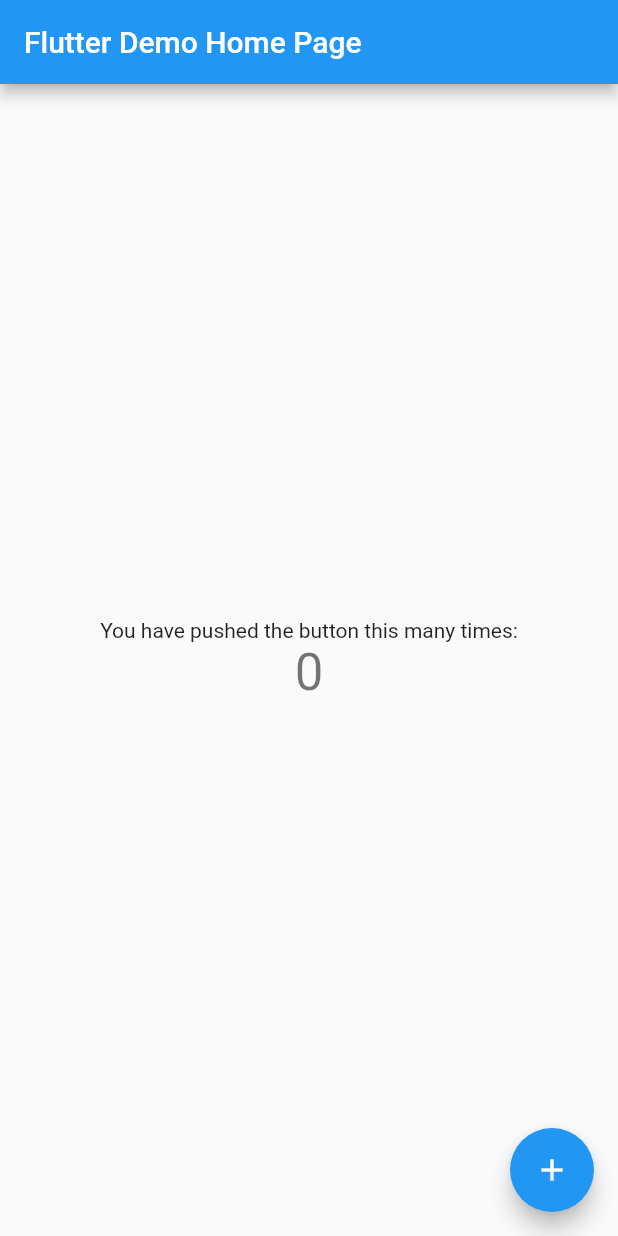
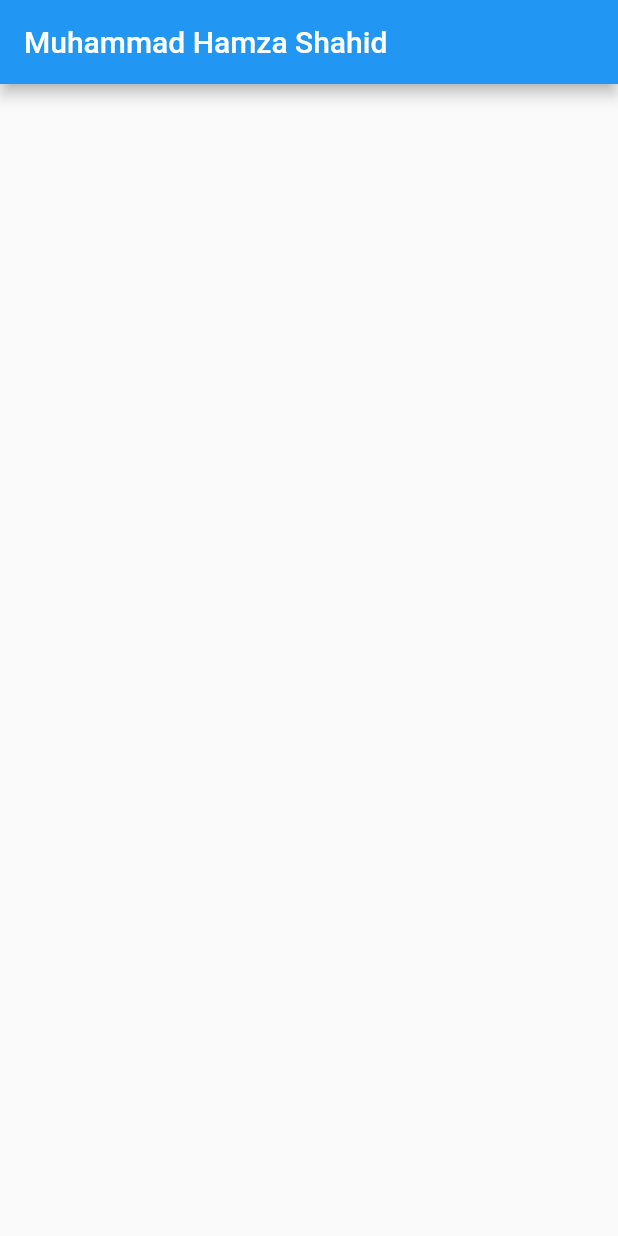
Before and after one commit to muhammad-hamza-shahid/mi_card_flutter_app, a Flutter app: the screen it shows after launch, on a phone screen of 412 x 824 dp. Run offline on Flutter 3.47's test engine with Material 2 defaults, Android fonts, the phone set to English and light mode, and no system bars.

Commit message:
added stateless widget

```diff
--- a/lib/main.dart
+++ b/lib/main.dart
@@ -1,117 +1,18 @@
 import 'package:flutter/material.dart';
 
 void main() {
-  runApp(MyApp());
+  runApp(myApp());
 }
 
-class MyApp extends StatelessWidget {
-  // This widget is the root of your application.
+class myApp extends StatelessWidget {
   @override
   Widget build(BuildContext context) {
     return MaterialApp(
-      title: 'Flutter Demo',
-      theme: ThemeData(
-        // This is the theme of your application.
-        //
-        // Try running your application with "flutter run". You'll see the
-        // application has a blue toolbar. Then, without quitting the app, try
-        // changing the primarySwatch below to Colors.green and then invoke
-        // "hot reload" (press "r" in the console where you ran "flutter run",
-        // or simply save your changes to "hot reload" in a Flutter IDE).
-        // Notice that the counter didn't reset back to zero; the application
-        // is not restarted.
-        primarySwatch: Colors.blue,
-        // This makes the visual density adapt to the platform that you run
-        // the app on. For desktop platforms, the controls will be smaller and
-        // closer together (more dense) than on mobile platforms.
-        visualDensity: VisualDensity.adaptivePlatformDensity,
+      home: Scaffold(
+        appBar: AppBar(
+          title: Text('Muhammad Hamza Shahid'),
+        ),
       ),
-      home: MyHomePage(title: 'Flutter Demo Home Page'),
     );
   }
 }
-
-class MyHomePage extends StatefulWidget {
-  MyHomePage({Key key, this.title}) : super(key: key);
-
-  // This widget is the home page of your application. It is stateful, meaning
-  // that it has a State object (defined below) that contains fields that affect
-  // how it looks.
-
-  // This class is the configuration for the state. It holds the values (in this
-  // case the title) provided by the parent (in this case the App widget) and
-  // used by the build method of the State. Fields in a Widget subclass are
-  // always marked "final".
-
-  final String title;
-
-  @override
-  _MyHomePageState createState() => _MyHomePageState();
-}
-
-class _MyHomePageState extends State<MyHomePage> {
-  int _counter = 0;
-
-  void _incrementCounter() {
-    setState(() {
-      // This call to setState tells the Flutter framework that something has
-      // changed in this State, which causes it to rerun the build method below
-      // so that the display can reflect the updated values. If we changed
-      // _counter without calling setState(), then the build method would not be
-      // called again, and so nothing would appear to happen.
-      _counter++;
-    });
-  }
-
-  @override
-  Widget build(BuildContext context) {
-    // This method is rerun every time setState is called, for instance as done
-    // by the _incrementCounter method above.
-    //
-    // The Flutter framework has been optimized to make rerunning build methods
-    // fast, so that you can just rebuild anything that needs updating rather
-    // than having to individually change instances of widgets.
-    return Scaffold(
-      appBar: AppBar(
-        // Here we take the value from the MyHomePage object that was created by
-        // the App.build method, and use it to set our appbar title.
-        title: Text(widget.title),
-      ),
-      body: Center(
-        // Center is a layout widget. It takes a single child and positions it
-        // in the middle of the parent.
-        child: Column(
-          // Column is also a layout widget. It takes a list of children and
-          // arranges them vertically. By default, it sizes itself to fit its
-          // children horizontally, and tries to be as tall as its parent.
-          //
-          // Invoke "debug painting" (press "p" in the console, choose the
-          // "Toggle Debug Paint" action from the Flutter Inspector in Android
-          // Studio, or the "Toggle Debug Paint" command in Visual Studio Code)
-          // to see the wireframe for each widget.
-          //
-          // Column has various properties to control how it sizes itself and
-          // how it positions its children. Here we use mainAxisAlignment to
-          // center the children vertically; the main axis here is the vertical
-          // axis because Columns are vertical (the cross axis would be
-          // horizontal).
-          mainAxisAlignment: MainAxisAlignment.center,
-          children: <Widget>[
-            Text(
-              'You have pushed the button this many times:',
-            ),
-            Text(
-              '$_counter',
-              style: Theme.of(context).textTheme.headline4,
-            ),
-          ],
-        ),
-      ),
-      floatingActionButton: FloatingActionButton(
-        onPressed: _incrementCounter,
-        tooltip: 'Increment',
-        child: Icon(Icons.add),
-      ), // This trailing comma makes auto-formatting nicer for build methods.
-    );
-  }
-}
```
